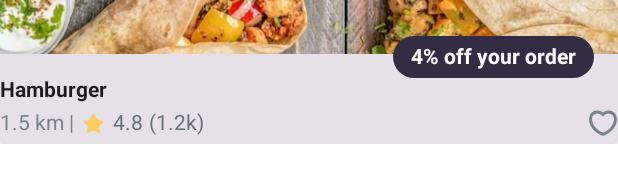
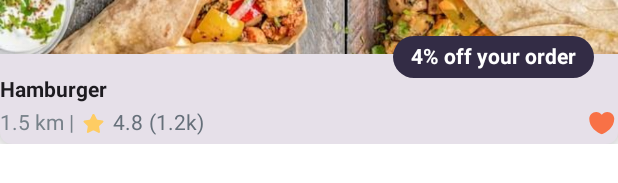
Before and after one commit to mobven/YummyCompose, an Android app built with Jetpack Compose: the @Preview function YummyBigCardPreview, on a phone screen of 412 x 824 dp. Shown: the part 162-345 px from the top of the screen. Run offline under Robolectric (Android 15) with nearby library versions, the phone set to English and light mode, and no system bars; Roboto replaces fonts that are not available here.

Commit message:
Review comments fixed and favourite state is added

```diff
--- a/designsystem/src/main/java/com/mobven/designsystem/components/common/BigCard.kt
+++ b/designsystem/src/main/java/com/mobven/designsystem/components/common/BigCard.kt
@@ -23,10 +23,15 @@ import com.mobven.designsystem.theme.neutralGrayscale80
 import com.mobven.designsystem.theme.promoOrange
 
 @Composable
-fun YummyBigCard(isPromoEnabled: Boolean, discount: Int = 0) {
+fun YummyBigCard(
+    isPromoEnabled: Boolean,
+    restaurant: Restaurant,
+    discount: Int = 0,
+    modifier: Modifier
+) {
     Card(
         shape = RoundedCornerShape(8.dp),
-        modifier = Modifier.fillMaxWidth(),
+        modifier = modifier,
         elevation = CardDefaults.cardElevation(defaultElevation = 10.dp)
     ) {
         Column(modifier = Modifier.fillMaxWidth()) {
@@ -74,15 +79,15 @@ fun YummyBigCard(isPromoEnabled: Boolean, discount: Int = 0) {
                 }
             }
 
-            YummyProductInfo()
+            YummyProductInfo(restaurant)
         }
     }
 }
 
 @Composable
-fun YummyProductInfo() {
+fun YummyProductInfo(restaurant: Restaurant) {
     Text(
-        text = "Hamburger",
+        text = restaurant.productName,
         fontWeight = FontWeight.Bold,
     )
     Row(
@@ -90,7 +95,7 @@ fun YummyProductInfo() {
         verticalAlignment = Alignment.CenterVertically
     ) {
         Text(
-            text = "1.5 km |",
+            text = "${restaurant.distance} |",
             color = MaterialTheme.colorScheme.neutralGrayscale70
         )
         YummyImage(
@@ -98,11 +103,11 @@ fun YummyProductInfo() {
             modifier = Modifier.padding(start = 6.dp, end = 6.dp),
         )
         Text(
-            text = "4.8",
+            text = restaurant.rate,
             color = MaterialTheme.colorScheme.neutralGrayscale80
         )
         Text(
-            text = "(1.2k)",
+            text = "(${restaurant.commentNumber})",
             modifier = Modifier.padding(start = 4.dp),
             color = MaterialTheme.colorScheme.neutralGrayscale80
         )
@@ -110,7 +115,7 @@ fun YummyProductInfo() {
             modifier = Modifier
                 .fillMaxWidth()
                 .wrapContentWidth(Alignment.End),
-            imgResId = R.drawable.ic_favourite,
+            imgResId = if (restaurant.isFavourite) R.drawable.ic_favourite else R.drawable.ic_not_favourite,
         )
     }
 }
@@ -118,5 +123,14 @@ fun YummyProductInfo() {
 @Preview
 @Composable
 fun YummyBigCardPreview() {
-    YummyBigCard(true, 4)
+    val restaurant = Restaurant("Hamburger", "1.5 km", "4.8", true, "1.2k")
+    YummyBigCard(true, restaurant, 4, Modifier.fillMaxWidth())
 }
+
+data class Restaurant(
+    val productName: String,
+    val distance: String,
+    val rate: String,
+    val isFavourite: Boolean,
+    val commentNumber: String
+)
--- a/designsystem/src/main/res/drawable/ic_favourite.xml
+++ b/designsystem/src/main/res/drawable/ic_favourite.xml
@@ -1,13 +1,9 @@
 <vector xmlns:android="http://schemas.android.com/apk/res/android"
-    android:width="20dp"
+    android:width="21dp"
     android:height="20dp"
-    android:viewportWidth="20"
+    android:viewportWidth="21"
     android:viewportHeight="20">
   <path
-      android:pathData="M10.517,17.342C10.234,17.442 9.767,17.442 9.484,17.342C7.067,16.517 1.667,13.076 1.667,7.242C1.667,4.667 3.742,2.584 6.3,2.584C7.817,2.584 9.159,3.317 10,4.451C10.842,3.317 12.192,2.584 13.7,2.584C16.259,2.584 18.334,4.667 18.334,7.242C18.334,13.076 12.934,16.517 10.517,17.342Z"
-      android:strokeLineJoin="round"
-      android:strokeWidth="2"
-      android:fillColor="#00000000"
-      android:strokeColor="#78828A"
-      android:strokeLineCap="round"/>
+      android:pathData="M11.017,17.342C10.734,17.442 10.267,17.442 9.984,17.342C7.567,16.517 2.167,13.076 2.167,7.242C2.167,4.667 4.242,2.584 6.8,2.584C8.317,2.584 9.659,3.317 10.5,4.451C11.342,3.317 12.692,2.584 14.2,2.584C16.759,2.584 18.834,4.667 18.834,7.242C18.834,13.076 13.434,16.517 11.017,17.342Z"
+      android:fillColor="#F87146"/>
 </vector>
--- /dev/null
+++ b/designsystem/src/main/res/drawable/ic_not_favourite.xml
@@ -0,0 +1,13 @@
+<vector xmlns:android="http://schemas.android.com/apk/res/android"
+    android:width="20dp"
+    android:height="20dp"
+    android:viewportWidth="20"
+    android:viewportHeight="20">
+  <path
+      android:pathData="M10.517,17.342C10.234,17.442 9.767,17.442 9.484,17.342C7.067,16.517 1.667,13.076 1.667,7.242C1.667,4.667 3.742,2.584 6.3,2.584C7.817,2.584 9.159,3.317 10,4.451C10.842,3.317 12.192,2.584 13.7,2.584C16.259,2.584 18.334,4.667 18.334,7.242C18.334,13.076 12.934,16.517 10.517,17.342Z"
+      android:strokeLineJoin="round"
+      android:strokeWidth="2"
+      android:fillColor="#00000000"
+      android:strokeColor="#78828A"
+      android:strokeLineCap="round"/>
+</vector>
```
